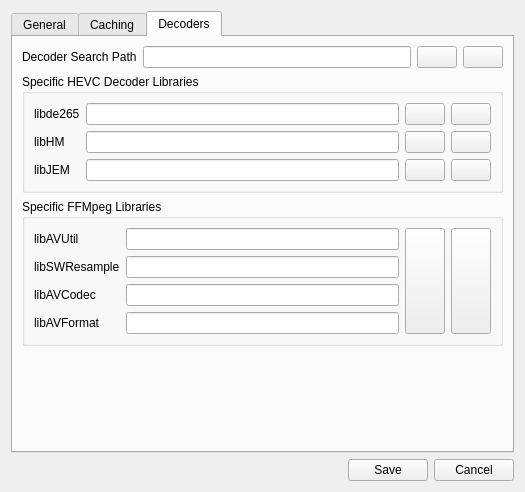
First picture: the form in ui/settingsDialog.ui, repository IENT/YUView, before the edit.
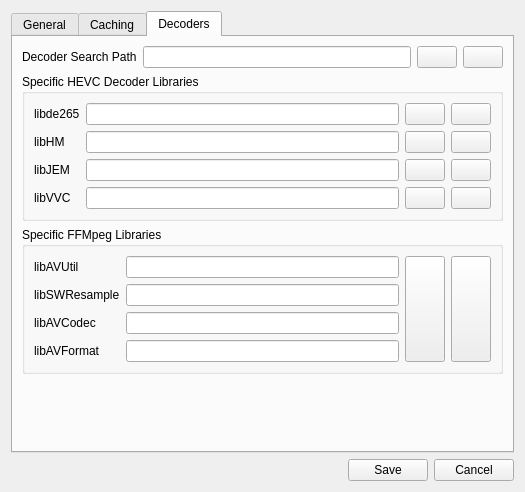
Second picture: the form after the edit. Icons and pictures are not drawn. Custom widgets are drawn as their Qt base class.

```diff
--- a/ui/settingsDialog.ui
+++ b/ui/settingsDialog.ui
@@ -778,6 +778,38 @@
             </property>
            </widget>
           </item>
+          <item row="3" column="0">
+           <widget class="QLabel" name="labelVVC">
+            <property name="text">
+             <string>libVVC</string>
+            </property>
+           </widget>
+          </item>
+          <item row="3" column="1">
+           <widget class="QLineEdit" name="lineEditLibVVCFile"/>
+          </item>
+          <item row="3" column="2">
+           <widget class="QPushButton" name="pushButtonLibVVCSelectFile">
+            <property name="text">
+             <string/>
+            </property>
+            <property name="icon">
+             <iconset resource="../images/images.qrc">
+              <normaloff>:/img_folder.png</normaloff>:/img_folder.png</iconset>
+            </property>
+           </widget>
+          </item>
+          <item row="3" column="3">
+           <widget class="QPushButton" name="pushButtonLibVVCClearFile">
+            <property name="text">
+             <string/>
+            </property>
+            <property name="icon">
+             <iconset resource="../images/images.qrc">
+              <normaloff>:/img_x.png</normaloff>:/img_x.png</iconset>
+            </property>
+           </widget>
+          </item>
          </layout>
         </widget>
        </item>
```
Left out of the diff: 130 changed lines with no effect on the pictures.
